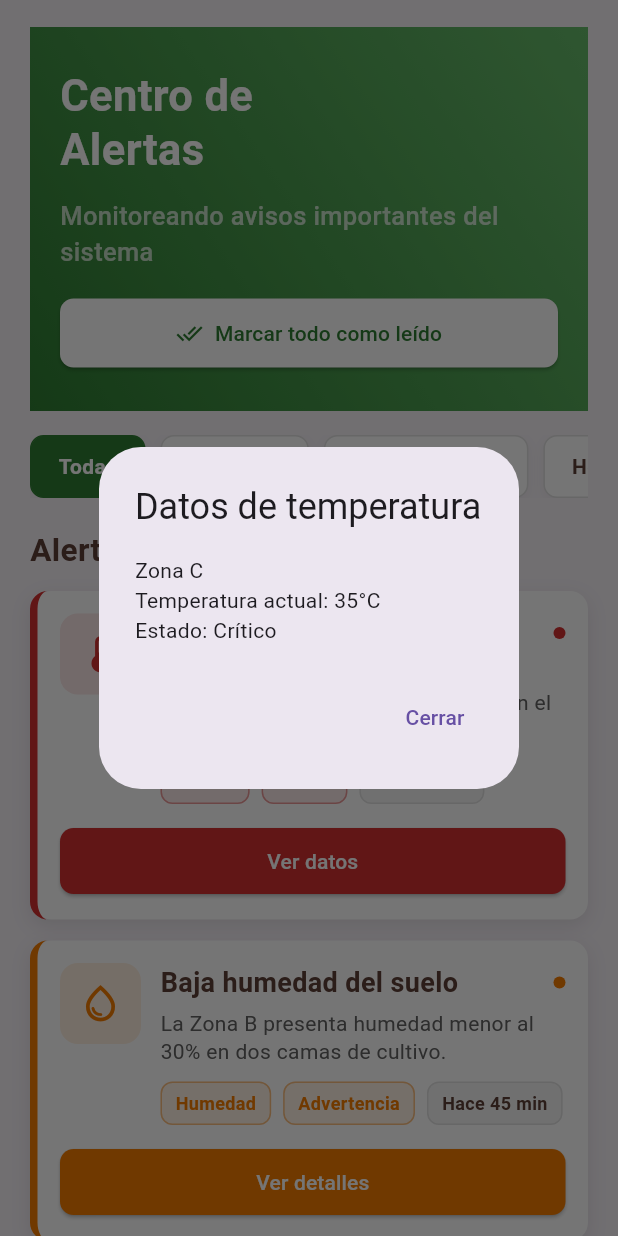
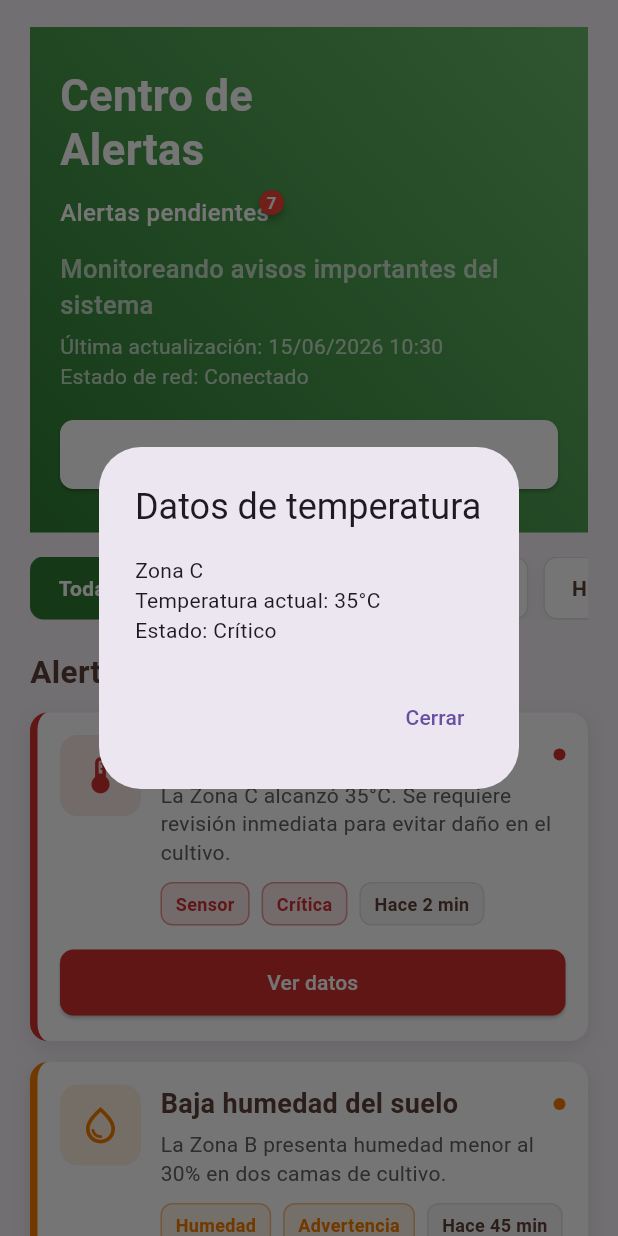
Before and after one commit to POOX4567/IBI-J-CAMA, a Flutter app: the AlertasScreen screen opened directly, after a tap on "Ver datos", on a phone screen of 412 x 824 dp. Run offline on Flutter 3.47's test engine with Material 3 defaults, Android fonts, the phone set to English and light mode, and no system bars; drawn by our look-alikes of badges; our stand-ins replace connectivity_plus, fl_chart, flutter_local_notifications, geolocator, image_picker, lucide_icons_flutter and 1 more; accounts and stored records are empty.

```diff
--- a/lib/screens/alertas_screen.dart
+++ b/lib/screens/alertas_screen.dart
@@ -1,4 +1,7 @@
 import 'package:flutter/material.dart';
+import 'package:badges/badges.dart' as badges;
+import 'package:intl/intl.dart';
+import 'package:connectivity_plus/connectivity_plus.dart';
 
 class AlertasScreen extends StatefulWidget {
   const AlertasScreen({super.key});
@@ -8,7 +11,31 @@
 }
 
 class _AlertasScreenState extends State<AlertasScreen> {
+
+final fechaActual =
+    DateFormat('dd/MM/yyyy HH:mm').format(DateTime.now());
+
+    String estadoConexion = 'Verificando...';
+
+    Future<void> verificarConexion() async {
+  final resultado = await Connectivity().checkConnectivity();
+
+  setState(() {
+    if (resultado.contains(ConnectivityResult.none)) {
+      estadoConexion = 'Sin conexión';
+    } else {
+      estadoConexion = 'Conectado';
+    }
+  });
+}
+
   bool _marcadasLeidas = false;
+
+  @override
+void initState() {
+  super.initState();
+  verificarConexion();
+}
 
   static const Color primaryGreen = Color(0xFF2E7D32);
   static const Color lightGreen = Color(0xFF66BB6A);
@@ -17,6 +44,8 @@
   static const Color warning = Color(0xFFF57C00);
   static const Color critical = Color(0xFFD32F2F);
   static const Color infoBlue = Color(0xFF1976D2);
+
+
 
   @override
   Widget build(BuildContext context) {
@@ -27,6 +56,8 @@
           padding: const EdgeInsets.fromLTRB(20, 18, 20, 90),
           children: [
             _Header(
+                fechaActual: fechaActual,
+  estadoConexion: estadoConexion,
   onMarkRead: () {
     setState(() {
       _marcadasLeidas = true;
@@ -200,8 +231,14 @@
 
 class _Header extends StatelessWidget {
   final VoidCallback onMarkRead;
+   final String fechaActual;
+   final String estadoConexion;
 
-  const _Header({required this.onMarkRead});
+  const _Header({
+    required this.onMarkRead,
+     required this.fechaActual,
+     required this.estadoConexion,
+    });
 
   @override
   Widget build(BuildContext context) {
@@ -230,7 +267,30 @@
     color: Colors.white,
   ),
 ),
+
+const SizedBox(height: 12),
+
+badges.Badge(
+  badgeContent: const Text(
+    '7',
+    style: TextStyle(
+      color: Colors.white,
+      fontWeight: FontWeight.bold,
+      fontSize: 11,
+    ),
+  ),
+  child: const Text(
+    'Alertas pendientes',
+    style: TextStyle(
+      color: Colors.white,
+      fontSize: 16,
+      fontWeight: FontWeight.w500,
+    ),
+  ),
+),
+
 const SizedBox(height: 14),
+
 const Text(
   'Monitoreando avisos importantes del sistema',
   style: TextStyle(
@@ -238,6 +298,23 @@
     height: 1.4,
     color: Colors.white70,
     fontWeight: FontWeight.w500,
+  ),
+),
+const SizedBox(height: 6),
+
+Text(
+  'Última actualización: $fechaActual',
+
+  style: const TextStyle(
+    fontSize: 14,
+    color: Colors.white70,
+  ),
+),
+Text(
+  'Estado de red: $estadoConexion',
+  style: const TextStyle(
+    fontSize: 14,
+    color: Colors.white70,
   ),
 ),
           const SizedBox(height: 18),
```
Also changed, not shown: lib/screens/invernaderos_screen.dart (+80 -0 lines). Lines whose indentation alone changed are shown as unchanged.
